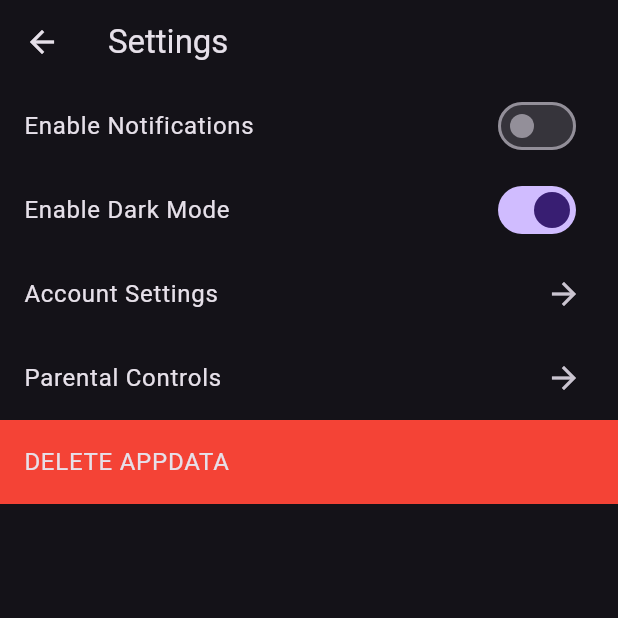
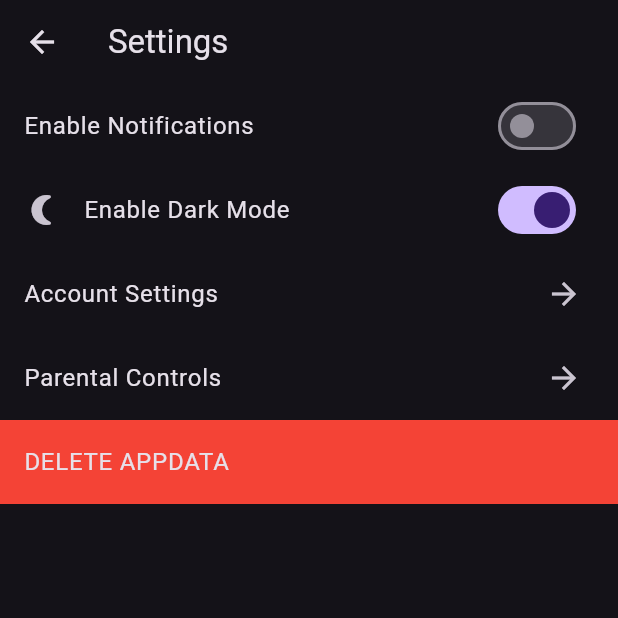
Before and after one commit to ajfdk/ratpack_project, a Flutter app: the SettingsScreen screen opened directly, after a tap on "Enable Dark Mode", on a phone screen of 412 x 824 dp, the top half of it. Run offline on Flutter 3.47's test engine with Material 3 defaults, Android fonts, the phone set to English and light mode, and no system bars; our stand-ins replace flutter_animate, shared_preferences; missing offline and left inert: flame; accounts and stored records are empty.

Commit message:
feat: theme settings are persistent

```diff
--- a/lib/main.dart
+++ b/lib/main.dart
@@ -1,6 +1,7 @@
 import 'package:flame/game.dart';
 import 'package:flutter/material.dart';
 import 'package:provider/provider.dart';
+import 'package:shared_preferences/shared_preferences.dart';
 import 'package:tamagotchi/points_storage.dart';
 import 'intermediate_screen.dart';
 import 'screen2.dart';
@@ -11,24 +12,27 @@ import 'dart:async';
 import 'dart:io';
 import 'package:path_provider/path_provider.dart';
 
-void main() {
-  runApp(MyApp());
+void main() async {
+  WidgetsFlutterBinding.ensureInitialized();
+  // get saved preferences from shared_preferences
+  SharedPreferences prefs = await SharedPreferences.getInstance();
+  bool isDarkTheme = prefs.getBool("theme") ?? false;
+
+  runApp(
+    ChangeNotifierProvider<ThemeProvider>(
+      create: (_) => ThemeProvider(isDarkTheme),
+      child: MyApp(),
+    )
+  );
 }
 
 class MyApp extends StatelessWidget {
   @override
   Widget build(BuildContext context) {
-    return ChangeNotifierProvider(
-      create: (_) => ThemeProvider(ThemeData.light()),
-      child: Consumer<ThemeProvider>(
-        builder: (context, themeProvider, child) {
-          return MaterialApp(
-            title: 'Flutter Demo',
-            theme: themeProvider.themeData,
-            home: MyHomePage(),
-          );
-        },
-      ),
+    final themeProvider = Provider.of<ThemeProvider>(context);
+    return MaterialApp(
+      theme: themeProvider.isDarkTheme ? ThemeData.dark() : ThemeData.light(),
+      home: MyHomePage(),
     );
   }
 }
@@ -41,7 +45,7 @@ class MyHomePage extends StatelessWidget {
   Widget build(BuildContext context) {
     return Scaffold(
       appBar: AppBar(
-        title: Text('Main Screen'),
+        title: const Text('Main Screen'),
       ),
       body: Center(
         child: Column(
@@ -54,7 +58,7 @@ class MyHomePage extends StatelessWidget {
                   MaterialPageRoute(builder: (context) => IntermediateScreen()),
                 );
               },
-              child: Text('Play Screen'),
+              child: const Text('Play Screen'),
             ),
             ElevatedButton(
               onPressed: () {
@@ -63,7 +67,7 @@ class MyHomePage extends StatelessWidget {
                   MaterialPageRoute(builder: (context) => Screen2()),
                 );
               },
-              child: Text('To-Do List'),
+              child: const Text('To-Do List'),
             ),
             ElevatedButton(
               onPressed: () {
@@ -82,7 +86,7 @@ class MyHomePage extends StatelessWidget {
                   );
                 }
               },
-              child: Text('Go to Settings'),
+              child: const Text('Go to Settings'),
             ),
           ],
         ),
--- a/lib/settings_screen.dart
+++ b/lib/settings_screen.dart
@@ -8,29 +8,35 @@ class SettingsScreen extends StatelessWidget {
   final PointsStorage storage = PointsStorage();
   @override
   Widget build(BuildContext context) {
+    final themeNotifier = Provider.of<ThemeProvider>(context);
+
     return Scaffold(
       appBar: AppBar(
-        title: Text('Settings'),
+        title: const Text('Settings'),
       ),
       body: ListView(
         children: [
           SwitchListTile(
-            title: Text('Enable Notifications'),
+            title: const Text('Enable Notifications'),
             value: Provider.of<ThemeProvider>(context).notificationsEnabled,
             onChanged: (bool value) {
               Provider.of<ThemeProvider>(context, listen: false).toggleNotifications();
             },
           ),
           SwitchListTile(
-            title: Text('Enable Dark Mode'),
-            value: Provider.of<ThemeProvider>(context).themeData == ThemeData.dark(),
+            title: const Text('Enable Dark Mode'),
+            value: themeNotifier.isDarkTheme,
             onChanged: (bool value) {
-              Provider.of<ThemeProvider>(context, listen: false).toggleTheme();
+              themeNotifier.toggleTheme();
             },
+            secondary: Icon(
+              themeNotifier.isDarkTheme ? Icons.nightlight_round : Icons.wb_sunny,
+            ),
           ),
+
           ListTile(
-            title: Text('Account Settings'),
-            trailing: Icon(Icons.arrow_forward),
+            title: const Text('Account Settings'),
+            trailing: const Icon(Icons.arrow_forward),
             onTap: () {
               Navigator.push(
                 context,
@@ -39,8 +45,8 @@ class SettingsScreen extends StatelessWidget {
             },
           ),
           ListTile(
-            title: Text('Parental Controls'),
-            trailing: Icon(Icons.arrow_forward),
+            title: const Text('Parental Controls'),
+            trailing: const Icon(Icons.arrow_forward),
             onTap: () {
               Navigator.push(
                 context,
@@ -49,7 +55,7 @@ class SettingsScreen extends StatelessWidget {
             },
           ),
           ListTile(
-            title: Text('DELETE APPDATA'),
+            title: const Text('DELETE APPDATA'),
             tileColor: Colors.red,
             onTap: storage.deleteDocumentsDirectory,
           )
@@ -64,9 +70,9 @@ class AccountSettingsScreen extends StatelessWidget {
   Widget build(BuildContext context) {
     return Scaffold(
       appBar: AppBar(
-        title: Text('Account Settings'),
+        title: const Text('Account Settings'),
       ),
-      body: Center(
+      body: const Center(
         child: Text('Account Settings Page'),
       ),
     );
--- a/lib/theme_provider.dart
+++ b/lib/theme_provider.dart
@@ -1,25 +1,52 @@
 import 'package:flutter/material.dart';
+import 'package:shared_preferences/shared_preferences.dart';
 
 class ThemeProvider extends ChangeNotifier {
-  ThemeData _themeData;
+  // ThemeData _themeData;
   bool _notificationsEnabled = false;
   bool _pinProtectionEnabled = false;
   String _pin = '1234';  // Default PIN
 
-  ThemeProvider(this._themeData);
+  final String key = "theme";
+  late SharedPreferences _prefs;
+  bool _isDarkTheme = false;
 
-  ThemeData get themeData => _themeData;
+  ThemeProvider(this._isDarkTheme) {
+    _loadFromPrefs();
+  }
+
+  bool get isDarkTheme => _isDarkTheme;
+
+  // ThemeData get themeData => _themeData;
   bool get notificationsEnabled => _notificationsEnabled;
   bool get pinProtectionEnabled => _pinProtectionEnabled;
   String get pin => _pin;
 
-  void toggleTheme() {
-    if (_themeData == ThemeData.light()) {
-      _themeData = ThemeData.dark();
-    } else {
-      _themeData = ThemeData.light();
-    }
+  Future<void> loadThemeFromPrefs() async {
+    _prefs = await SharedPreferences.getInstance();
+    _isDarkTheme = _prefs.getBool(key) ?? false;
     notifyListeners();
+  }
+
+  toggleTheme() {
+    _isDarkTheme = !_isDarkTheme;
+    _saveToPrefs();
+    notifyListeners();
+  }
+
+  _initPrefs() async {
+    _prefs = await SharedPreferences.getInstance();
+  }
+
+  _loadFromPrefs() async {
+    await _initPrefs();
+    _isDarkTheme = _prefs.getBool(key) ?? false;
+    notifyListeners();
+  }
+
+  _saveToPrefs() async {
+    await _initPrefs();
+    _prefs.setBool(key, _isDarkTheme);
   }
 
   void toggleNotifications() {
--- a/pubspec.yaml
+++ b/pubspec.yaml
@@ -40,6 +40,8 @@ dependencies:
   flutter_animate: ^4.5.0
   flame: ^1.18.0
   path_provider: ^2.1.4
+  shared_preferences: ^2.3.1
+  flutter_bloc: ^8.1.6
 
 dev_dependencies:
   flutter_test:
```
Also changed, not shown: lib/pcontrols.dart (+12 -12 lines), pubspec.lock.
